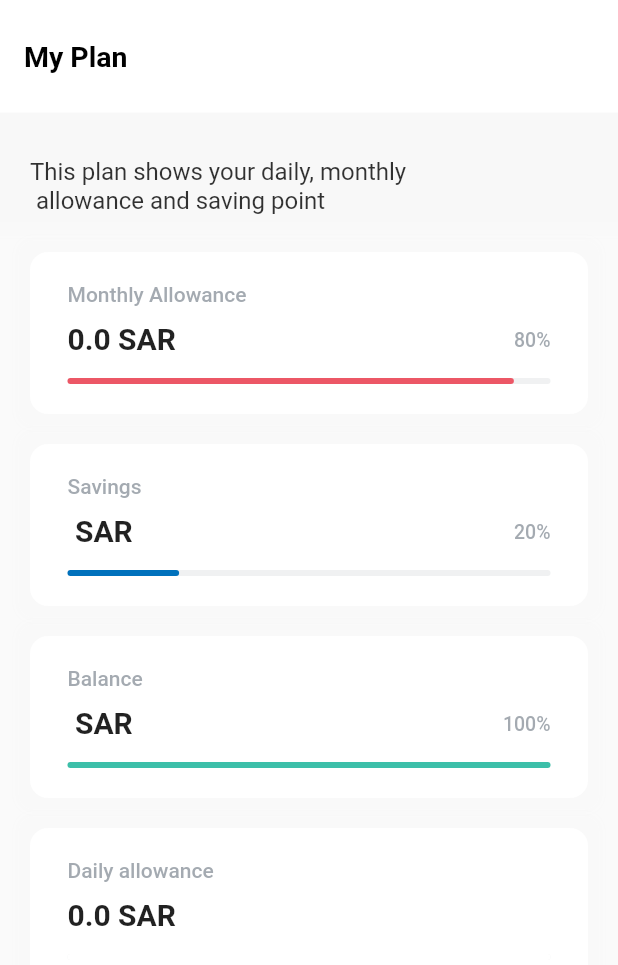
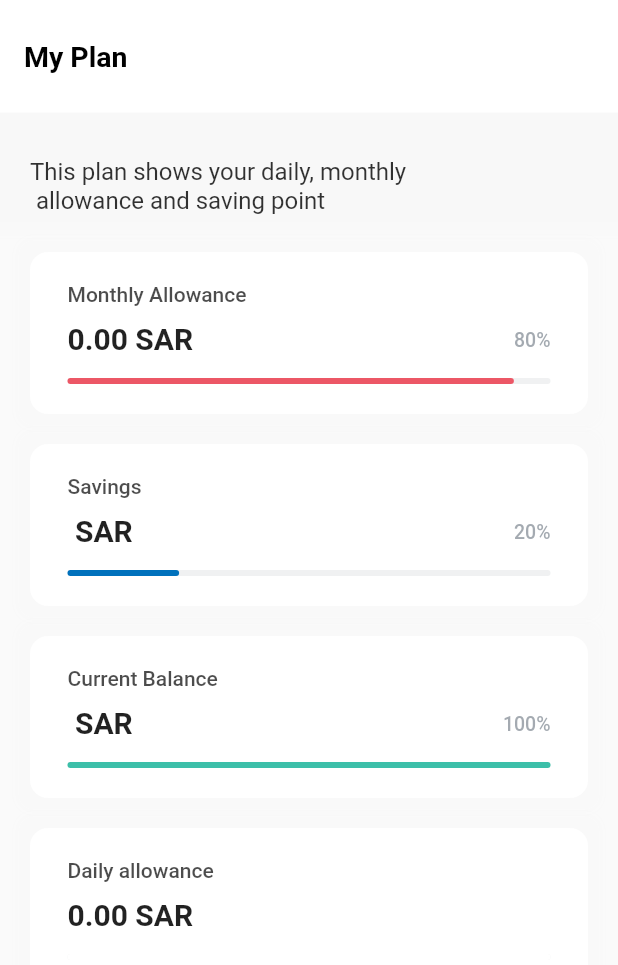
Before and after one commit to AlOmair-Batool/Khazna, a Flutter app: the NewPlanPage screen opened directly, on a phone screen of 412 x 824 dp. Shown: the top 965 px of the screen. Run offline on Flutter 3.47's test engine with Material 2 defaults, Android fonts, the phone set to English and light mode, and no system bars; our stand-ins replace animated_bottom_navigation_bar, animated_splash_screen, cloud_firestore, firebase_auth, firebase_core, fl_chart and 10 more; missing offline and left inert: android_sms_retriever, dart_date, email_auth, onesignal_flutter, telephony; accounts and stored records are empty; generated files the repository leaves out were written again; project files that could hold a hidden picture were left out.

```diff
--- a/lib/Pages/newplan_page.dart
+++ b/lib/Pages/newplan_page.dart
@@ -135,7 +135,7 @@ class _NewPlanPageState extends State<NewPlanPage> {
 
       {
         "name": "Monthly Allowance",
-        "price": monthlyAllowance.toString()+" SAR",
+        "price": monthlyAllowance.toStringAsFixed(2)+" SAR",
         "label_percentage": "80%",
         "percentage": 0.8,
         "color": red
@@ -148,7 +148,7 @@ class _NewPlanPageState extends State<NewPlanPage> {
         "color": blue
       },
       {
-        "name": "Balance",
+        "name": "Current Balance",
         "price": balance.toString()+" SAR",
         "label_percentage": "100%",
         "percentage": 1,
@@ -157,7 +157,7 @@ class _NewPlanPageState extends State<NewPlanPage> {
 
       {
         "name": "Daily allowance",
-        "price": dailyAllowance.toString()+" SAR",
+        "price": dailyAllowance.toStringAsFixed(2)+" SAR",
         "label_percentage": "",
         "percentage": 1,
         "color": white
@@ -237,7 +237,7 @@ class _NewPlanPageState extends State<NewPlanPage> {
                               style: TextStyle(
                                   fontWeight: FontWeight.w500,
                                   fontSize: 14,
-                                  color: Color(0xff67727d).withOpacity(0.6)),
+                                  color: black.withOpacity(0.7)),
                             ),
                             SizedBox(
                               height: 10,
--- a/lib/Pages/profile_page.dart
+++ b/lib/Pages/profile_page.dart
@@ -153,7 +153,7 @@ class _ProfilePageState extends State<ProfilePage> {
                                 height: 10,
                               ),
                               const Text(
-                                "\$2446.90",
+                                "2446.90 SAR",
                                 style: TextStyle(
                                     fontWeight: FontWeight.bold,
                                     fontSize: 20,
```
Also changed, not shown: lib/Pages/stats_page.dart (+11 -8 lines), lib/widget/chart.dart (+13 -13 lines), 1 other file.
